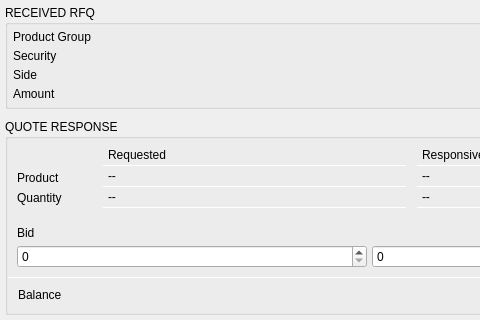
First picture: the form in BlockSettleUILib/Trading/RFQDealerReply.ui, repository BlockSettle/terminal, before the edit; both pictures show x 0 to 480 and y 0 to 320 of the 738 by 750 pixel window.
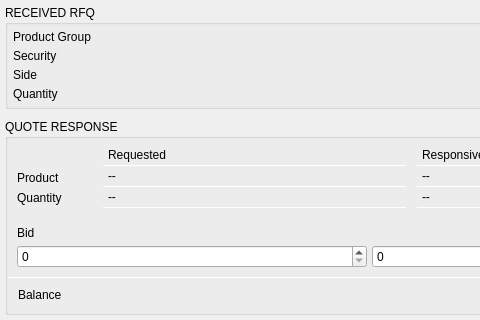
Second picture: the form after the edit. Custom widgets are drawn as their Qt base class.

Commit message: Replace unused "amount" field with RFQ quantity at dealing tab

Diff of the .ui file:
```diff
--- a/BlockSettleUILib/Trading/RFQDealerReply.ui
+++ b/BlockSettleUILib/Trading/RFQDealerReply.ui
@@ -413,7 +413,7 @@
                </size>
               </property>
               <property name="text">
-               <string>Amount</string>
+               <string>Quantity</string>
               </property>
               <property name="wordWrap">
                <bool>true</bool>
```
Left out of the diff: 2 changed lines with no effect on the pictures. The commit also changes 1 other file.
